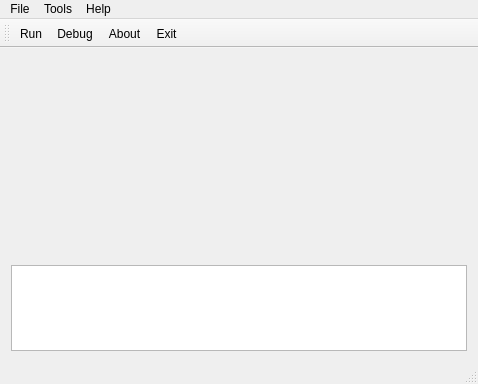
spatmus/alps, file al-Qt/mainwindow.ui: the form before one commit.
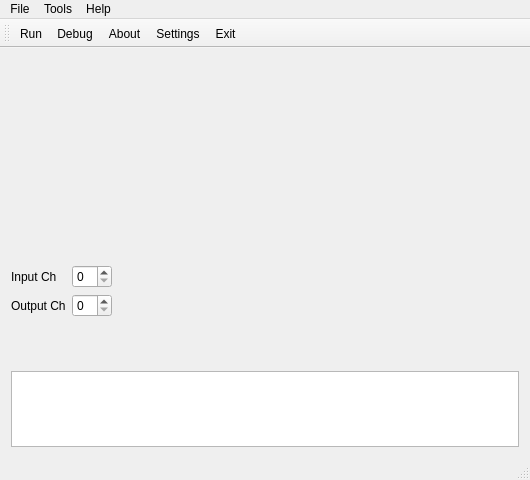
The form after the commit. Icons and pictures are not drawn. Custom widgets are drawn as their Qt base class.

Commit message: added correlation graph

The edit to the form file:
```diff
--- a/al-Qt/mainwindow.ui
+++ b/al-Qt/mainwindow.ui
@@ -6,8 +6,8 @@
    <rect>
     <x>0</x>
     <y>0</y>
-    <width>478</width>
-    <height>384</height>
+    <width>530</width>
+    <height>480</height>
    </rect>
   </property>
   <property name="windowTitle">
@@ -39,6 +39,61 @@
       </item>
      </layout>
     </item>
+    <item>
+     <layout class="QHBoxLayout" name="horizontalLayout_2">
+      <item>
+       <layout class="QFormLayout" name="formLayout">
+        <property name="sizeConstraint">
+         <enum>QLayout::SetMinimumSize</enum>
+        </property>
+        <item row="0" column="0">
+         <widget class="QLabel" name="inputChLabel">
+          <property name="text">
+           <string>Input Ch</string>
+          </property>
+         </widget>
+        </item>
+        <item row="0" column="1">
+         <widget class="QSpinBox" name="inputChSpinBox">
+          <property name="maximumSize">
+           <size>
+            <width>40</width>
+            <height>16777215</height>
+           </size>
+          </property>
+         </widget>
+        </item>
+        <item row="1" column="0">
+         <widget class="QLabel" name="outputChLabel">
+          <property name="text">
+           <string>Output Ch</string>
+          </property>
+         </widget>
+        </item>
+        <item row="1" column="1">
+         <widget class="QSpinBox" name="outputChSpinBox">
+          <property name="maximumSize">
+           <size>
+            <width>40</width>
+            <height>16777215</height>
+           </size>
+          </property>
+         </widget>
+        </item>
+       </layout>
+      </item>
+      <item>
+       <widget class="SignalView" name="graphCorrx" native="true">
+        <property name="minimumSize">
+         <size>
+          <width>0</width>
+          <height>100</height>
+         </size>
+        </property>
+       </widget>
+      </item>
+     </layout>
+    </item>
     <item>
      <widget class="QTextBrowser" name="textBrowser"/>
     </item>
@@ -49,7 +104,7 @@
     <rect>
      <x>0</x>
      <y>0</y>
-     <width>478</width>
+     <width>530</width>
      <height>21</height>
     </rect>
    </property>
@@ -87,6 +142,7 @@
    <addaction name="actionRun"/>
    <addaction name="actionDebug"/>
    <addaction name="actionAbout"/>
+   <addaction name="actionSettings"/>
    <addaction name="actionExit"/>
   </widget>
   <widget class="QStatusBar" name="statusBar"/>
```
Left out of the diff: 4 changed lines with no effect on the pictures. The commit also changes 9 other files.
